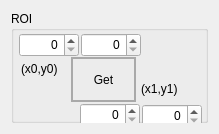
Old version of the form GUI/qt/QtAddons/uxroiwidget.ui in the repository neutronimaging/imagingsuite.
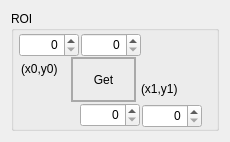
New version of the form.

Commit message: L/D fitting is able to fit the edge widths. L/D value is too large...

Diff of the .ui file:
```diff
--- a/GUI/qt/QtAddons/uxroiwidget.ui
+++ b/GUI/qt/QtAddons/uxroiwidget.ui
@@ -6,14 +6,14 @@
    <rect>
     <x>0</x>
     <y>0</y>
-    <width>219</width>
-    <height>134</height>
+    <width>230</width>
+    <height>142</height>
    </rect>
   </property>
   <property name="windowTitle">
    <string>Form</string>
   </property>
-  <layout class="QVBoxLayout" name="verticalLayout">
+  <layout class="QHBoxLayout" name="horizontalLayout">
    <item>
     <widget class="QGroupBox" name="groupROI">
      <property name="toolTip">
```
The commit also changes 4 other files.
